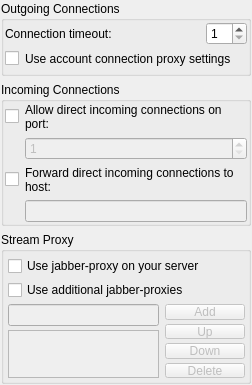
This is src/plugins/socksstreams/advancedsocksoptionswidget2.ui in xnamed/vacuum-im as Qt 5 draws it before an edit. The edited form follows.
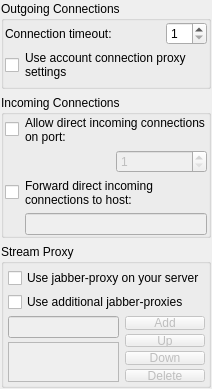
This is the edited form.

```diff
--- a/src/plugins/socksstreams/advancedsocksoptionswidget2.ui
+++ b/src/plugins/socksstreams/advancedsocksoptionswidget2.ui
@@ -6,8 +6,8 @@
    <rect>
     <x>0</x>
     <y>0</y>
-    <width>252</width>
-    <height>364</height>
+    <width>195</width>
+    <height>389</height>
    </rect>
   </property>
   <property name="sizePolicy">
@@ -197,25 +197,6 @@
           </property>
          </widget>
         </item>
-        <item row="1" column="1">
-         <widget class="QSpinBox" name="spbListenPort">
-          <property name="enabled">
-           <bool>false</bool>
-          </property>
-          <property name="sizePolicy">
-           <sizepolicy hsizetype="Expanding" vsizetype="Fixed">
-            <horstretch>0</horstretch>
-            <verstretch>0</verstretch>
-           </sizepolicy>
-          </property>
-          <property name="minimum">
-           <number>1</number>
-          </property>
-          <property name="maximum">
-           <number>65535</number>
-          </property>
-         </widget>
-        </item>
         <item row="2" column="1">
          <widget class="QLabel" name="label_3">
           <property name="sizePolicy">
@@ -245,6 +226,45 @@
           </property>
          </widget>
         </item>
+        <item row="1" column="1">
+         <layout class="QHBoxLayout" name="horizontalLayout">
+          <item>
+           <spacer name="horizontalSpacer">
+            <property name="orientation">
+             <enum>Qt::Horizontal</enum>
+            </property>
+            <property name="sizeType">
+             <enum>QSizePolicy::Expanding</enum>
+            </property>
+            <property name="sizeHint" stdset="0">
+             <size>
+              <width>40</width>
+              <height>20</height>
+             </size>
+            </property>
+           </spacer>
+          </item>
+          <item>
+           <widget class="QSpinBox" name="spbListenPort">
+            <property name="enabled">
+             <bool>false</bool>
+            </property>
+            <property name="sizePolicy">
+             <sizepolicy hsizetype="Expanding" vsizetype="Fixed">
+              <horstretch>0</horstretch>
+              <verstretch>0</verstretch>
+             </sizepolicy>
+            </property>
+            <property name="minimum">
+             <number>1</number>
+            </property>
+            <property name="maximum">
+             <number>65535</number>
+            </property>
+           </widget>
+          </item>
+         </layout>
+        </item>
        </layout>
       </item>
      </layout>
```
